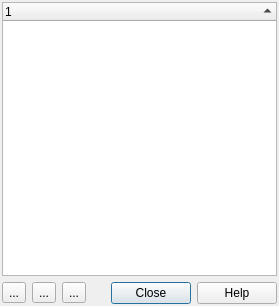
Before: the Qt Designer form src/ui/qgsidentifyresultsbase.ui in carsmie/QGIS, drawn with Qt 5.
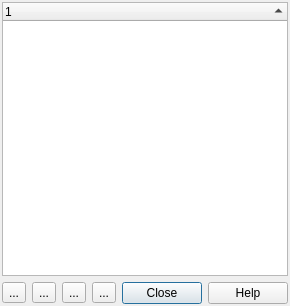
After: the same form once the commit is applied. Icons and pictures are not drawn.

Commit message: make html print option more visible in identify tool

Patch:
```diff
--- a/src/ui/qgsidentifyresultsbase.ui
+++ b/src/ui/qgsidentifyresultsbase.ui
@@ -6,7 +6,7 @@
    <rect>
     <x>0</x>
     <y>0</y>
-    <width>279</width>
+    <width>288</width>
     <height>306</height>
    </rect>
   </property>
@@ -82,6 +82,26 @@
        </property>
       </widget>
      </item>
+     <item>
+      <widget class="QToolButton" name="mPrintToolButton">
+       <property name="enabled">
+        <bool>true</bool>
+       </property>
+       <property name="toolTip">
+        <string>Print selected HTML response.</string>
+       </property>
+       <property name="text">
+        <string>...</string>
+       </property>
+       <property name="icon">
+        <iconset>
+         <normaloff>../../images/themes/default/mActionFilePrint.png</normaloff>../../images/themes/default/mActionFilePrint.png</iconset>
+       </property>
+       <property name="checkable">
+        <bool>false</bool>
+       </property>
+      </widget>
+     </item>
      <item>
       <spacer name="horizontalSpacer">
        <property name="orientation">
```
The commit also changes 2 other files.
